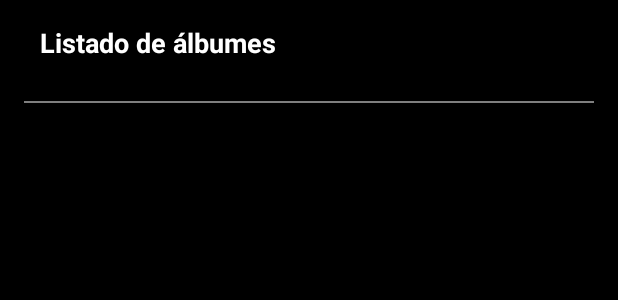
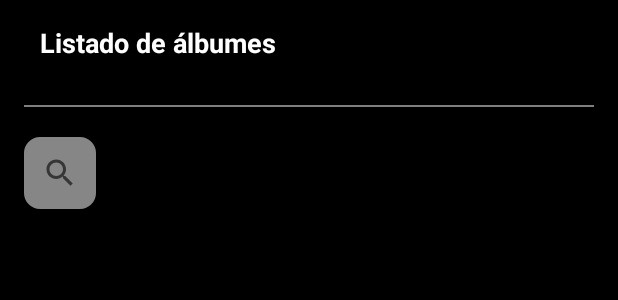
Before and after one commit to kevin96uniandes/MISO2023-aplicaciones-moviles, an Android app: the layout fragment_list_albums.xml on its own in the app's theme, with its tools: preview values and no code run, on a phone screen of 412 x 824 dp. Shown: the top 300 px of the screen. Run offline under Robolectric (Android 15) with nearby library versions, the phone set to English and light mode, and no system bars.

Commit message:
Adición del campo busqueda

```diff
--- /dev/null
+++ b/app/src/main/res/drawable/search_bar_background.xml
@@ -0,0 +1,8 @@
+<?xml version="1.0" encoding="utf-8"?>
+<shape xmlns:android="http://schemas.android.com/apk/res/android">
+
+    <solid android:color="#868686" />
+    <stroke android:width="1dp" android:color="#868686" />
+    <corners android:radius="10dp" />
+
+</shape>
--- a/app/src/main/res/layout/fragment_list_albums.xml
+++ b/app/src/main/res/layout/fragment_list_albums.xml
@@ -23,13 +23,27 @@
                 android:layout_height="wrap_content"
                 android:text="@string/list_albums_label"
                 android:textSize="33sp"
-                android:layout_marginBottom="26px"/>
+                android:layout_marginBottom="20dp"/>
 
             <View
                 android:layout_height="1dp"
                 android:layout_width="match_parent"
                 android:background="@color/white"
-                android:alpha="0.5"/>
+                android:alpha="0.5"
+                android:layout_marginBottom="20dp"/>
+
+        </androidx.appcompat.widget.LinearLayoutCompat>
+        <androidx.appcompat.widget.LinearLayoutCompat
+            android:layout_width="match_parent"
+            android:layout_height="wrap_content"
+            android:orientation="vertical">
+
+            <androidx.appcompat.widget.SearchView
+                android:id="@+id/search_albums"
+                android:layout_width="wrap_content"
+                android:layout_height="wrap_content"
+                android:background="@drawable/search_bar_background"
+                android:hint="Buscar álbumes..." />
 
         </androidx.appcompat.widget.LinearLayoutCompat>
 
```
